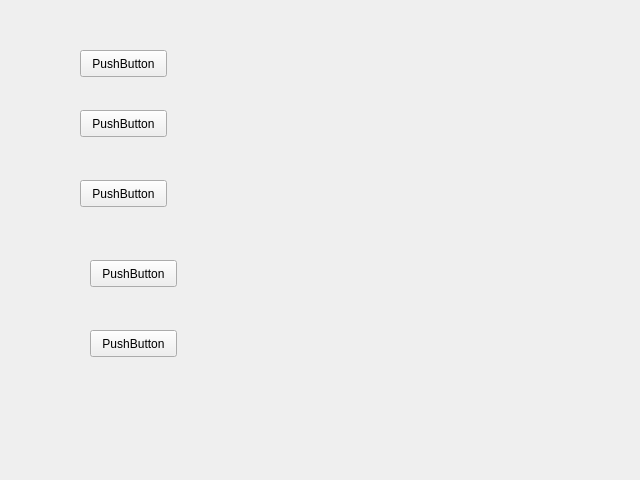
Above: QMainWindow/numpad.ui from jethornton/pyqt5 before the change. Below: the same form after it.
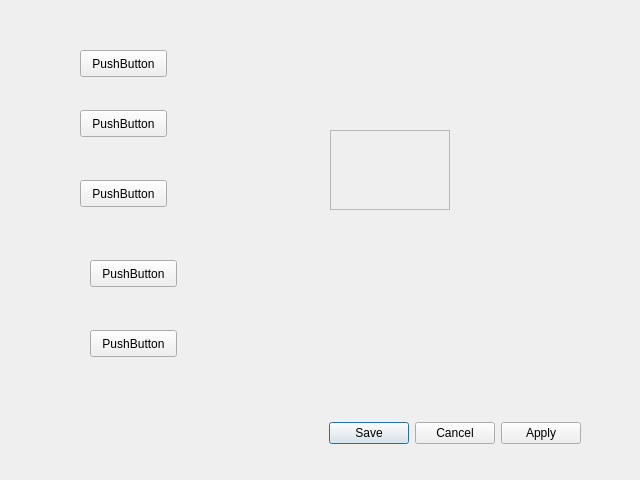
That is the form after the change.

```diff
--- a/QMainWindow/numpad.ui
+++ b/QMainWindow/numpad.ui
@@ -78,6 +78,45 @@
     <string>PushButton</string>
    </property>
   </widget>
+  <widget class="QDialogButtonBox" name="buttonBox">
+   <property name="geometry">
+    <rect>
+     <x>310</x>
+     <y>420</y>
+     <width>271</width>
+     <height>27</height>
+    </rect>
+   </property>
+   <property name="standardButtons">
+    <set>QDialogButtonBox::Apply|QDialogButtonBox::Cancel|QDialogButtonBox::Save</set>
+   </property>
+  </widget>
+  <widget class="QWidget" name="widget" native="true">
+   <property name="geometry">
+    <rect>
+     <x>310</x>
+     <y>310</y>
+     <width>120</width>
+     <height>80</height>
+    </rect>
+   </property>
+  </widget>
+  <widget class="QFrame" name="frame">
+   <property name="geometry">
+    <rect>
+     <x>330</x>
+     <y>130</y>
+     <width>120</width>
+     <height>80</height>
+    </rect>
+   </property>
+   <property name="frameShape">
+    <enum>QFrame::StyledPanel</enum>
+   </property>
+   <property name="frameShadow">
+    <enum>QFrame::Raised</enum>
+   </property>
+  </widget>
  </widget>
  <resources/>
  <connections/>
```
